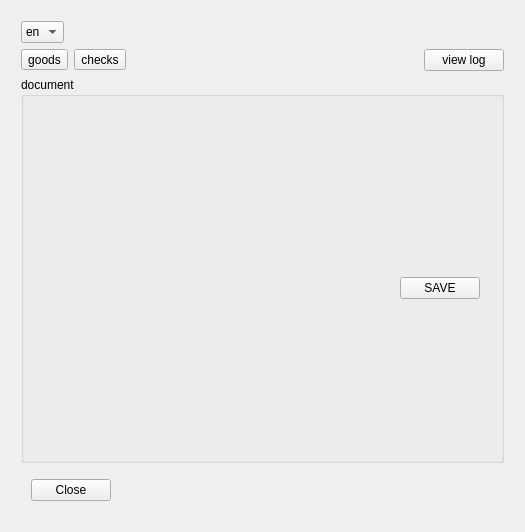
The window that pbltableview_test/dialog.ui (PavelDorofeev/Fork-Sql-Qt-4.8.1--SQLite-3--relations--calc-fields) describes before a commit, drawn with Qt 5.
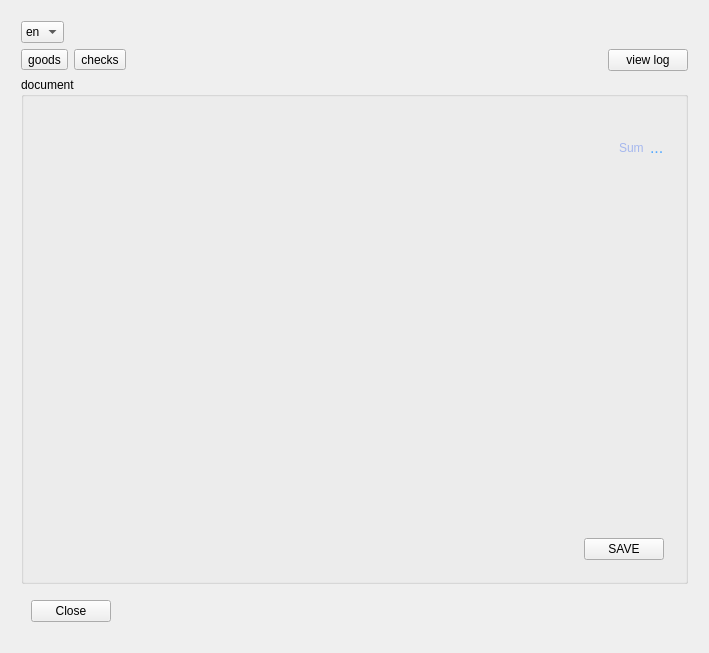
The same window after the commit. Icons and pictures are not drawn.

Commit message:
9.0.1.0 add new PblSqlRelationalTableModel2 class & config2.h/cpp for this
PblSqlRelationalTableModel2 class implements multiplication function with 2 fields (result write to third column, e.g. price*qty=sum ) and emit signal for some columns (i.e 'sum') that this have changed.

The edit to the form file:
```diff
--- a/pbltableview_test/dialog.ui
+++ b/pbltableview_test/dialog.ui
@@ -6,8 +6,8 @@
    <rect>
     <x>0</x>
     <y>0</y>
-    <width>525</width>
-    <height>532</height>
+    <width>709</width>
+    <height>653</height>
    </rect>
   </property>
   <property name="windowTitle">
@@ -113,7 +113,7 @@
        <property name="title">
         <string>document</string>
        </property>
-       <layout class="QVBoxLayout" name="verticalLayout_2">
+       <layout class="QVBoxLayout" name="verticalLayout_2" stretch="1,0,0">
         <item>
          <layout class="QVBoxLayout" name="tableViewLO">
           <property name="margin">
@@ -121,6 +121,64 @@
           </property>
          </layout>
         </item>
+        <item>
+         <layout class="QHBoxLayout" name="horizontalLayout_5">
+          <property name="margin">
+           <number>5</number>
+          </property>
+          <item>
+           <spacer name="horizontalSpacer_5">
+            <property name="orientation">
+             <enum>Qt::Horizontal</enum>
+            </property>
+            <property name="sizeHint" stdset="0">
+             <size>
+              <width>40</width>
+              <height>20</height>
+             </size>
+            </property>
+           </spacer>
+          </item>
+          <item>
+           <layout class="QFormLayout" name="formLayout">
+            <property name="margin">
+             <number>5</number>
+            </property>
+            <item row="0" column="0">
+             <widget class="QLabel" name="label">
+              <property name="styleSheet">
+               <string notr="true">font: 75 12pt &quot;MS Shell Dlg 2&quot;;
+color: rgb(165, 183, 238);</string>
+              </property>
+              <property name="text">
+               <string>Sum</string>
+              </property>
+             </widget>
+            </item>
+            <item row="0" column="1">
+             <widget class="QLabel" name="lbl_sum">
+              <property name="font">
+               <font>
+                <family>MS Shell Dlg 2</family>
+                <pointsize>12</pointsize>
+                <weight>50</weight>
+                <italic>false</italic>
+                <bold>false</bold>
+               </font>
+              </property>
+              <property name="styleSheet">
+               <string notr="true">color: rgb(85, 170, 255);
+font: 12pt &quot;MS Shell Dlg 2&quot;;</string>
+              </property>
+              <property name="text">
+               <string>...</string>
+              </property>
+             </widget>
+            </item>
+           </layout>
+          </item>
+         </layout>
+        </item>
         <item>
          <layout class="QHBoxLayout" name="horizontalLayout_2">
           <property name="margin">
```
Left out of the diff: 9 changed lines with no effect on the pictures. The commit also changes 38 other files.
